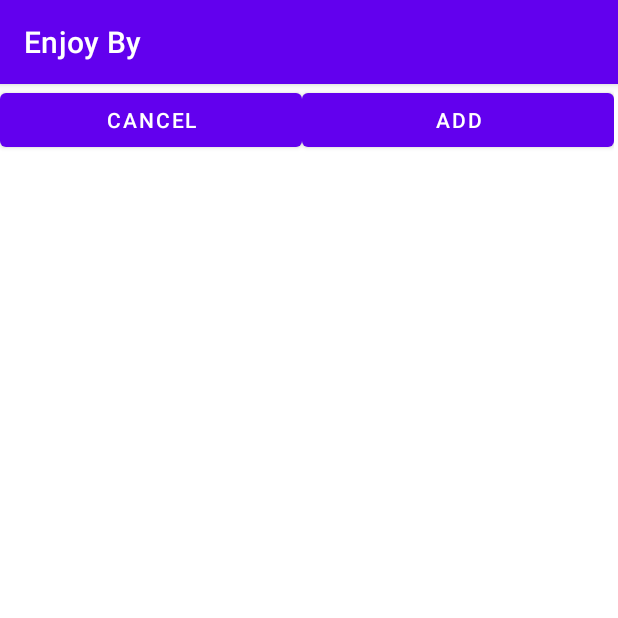
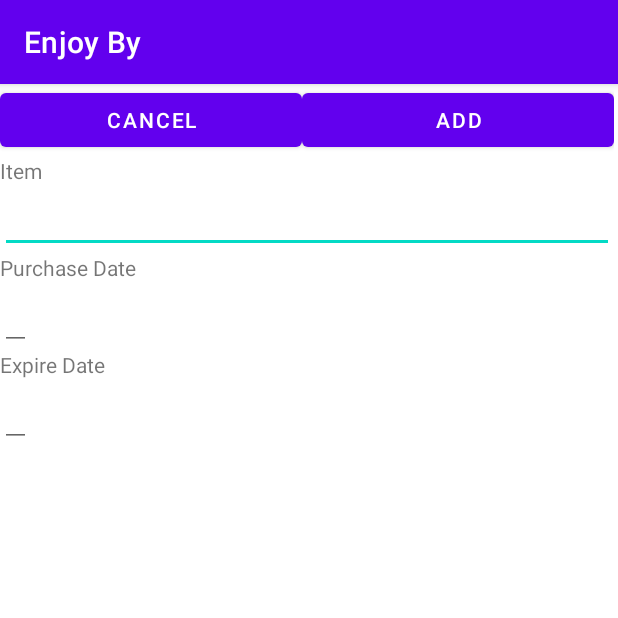
Before and after one commit to renratwit/EnjoyBy, an Android app: the screen it shows after launch (addItem before the commit, AddItem after it), after a tap on an icon or button, on a phone screen of 412 x 824 dp, the top half of it. Run offline under Robolectric (Android 15) with nearby library versions, the phone set to English and light mode, and no system bars.

Commit message:
Fixed menu fragment behavior. Fixed name of 'addItem.java'

```diff
--- a/app/src/main/AndroidManifest.xml
+++ b/app/src/main/AndroidManifest.xml
@@ -9,7 +9,7 @@
         android:roundIcon="@mipmap/ic_launcher_round"
         android:supportsRtl="true"
         android:theme="@style/Theme.EnjoyBy">
-        <activity android:name=".addItem"></activity>
+        <activity android:name=".AddItem"></activity>
         <activity
             android:name=".MainActivity"
             android:label="@string/app_name"
--- /dev/null
+++ b/app/src/main/java/edu/wit/mobileapp/enjoyby/AddItem.java
@@ -0,0 +1,87 @@
+package edu.wit.mobileapp.enjoyby;
+
+import androidx.appcompat.app.AppCompatActivity;
+
+import android.app.DatePickerDialog;
+import android.content.Intent;
+import android.os.Bundle;
+import android.view.View;
+import android.widget.Button;
+import android.widget.CalendarView;
+import android.widget.DatePicker;
+import android.widget.EditText;
+
+import java.text.SimpleDateFormat;
+import java.util.Calendar;
+import java.util.Locale;
+
+public class AddItem extends AppCompatActivity {
+
+    Button cancelButton;
+    Button addButton;
+
+    @Override
+    protected void onCreate(Bundle savedInstanceState) {
+        super.onCreate(savedInstanceState);
+        setContentView(R.layout.activity_add_item);
+
+        cancelButton = (Button)findViewById(R.id.cancel_item_button);
+        addButton = (Button)findViewById(R.id.add_item_button);
+
+        cancelButton.setOnClickListener(new View.OnClickListener() {
+            @Override
+            public void onClick(View v) {
+                Intent cancelIntent = new Intent();
+                cancelIntent.setClass(AddItem.this, MainActivity.class);
+
+                startActivity(cancelIntent);
+            }
+        });
+
+        final Calendar calendar = Calendar.getInstance();
+
+        EditText purchaseDate = (EditText)findViewById(R.id.purchase_date);
+        EditText expireDate = (EditText)findViewById(R.id.expire_date);
+
+        DatePickerDialog.OnDateSetListener date = new DatePickerDialog.OnDateSetListener() {
+            @Override
+            public void onDateSet(DatePicker view, int year, int month, int dayOfMonth) {
+                calendar.set(Calendar.YEAR, year);
+                calendar.set(Calendar.MONTH, month);
+                calendar.set(Calendar.DAY_OF_MONTH, dayOfMonth);
+
+                String format = "MM/dd/yy";
+                SimpleDateFormat sdf = new SimpleDateFormat(format, Locale.US);
+                purchaseDate.setText(sdf.format(calendar.getTime()));
+            }
+        };
+
+        DatePickerDialog.OnDateSetListener date2 = new DatePickerDialog.OnDateSetListener() {
+            @Override
+            public void onDateSet(DatePicker view, int year, int month, int dayOfMonth) {
+                calendar.set(Calendar.YEAR, year);
+                calendar.set(Calendar.MONTH, month+1);
+                calendar.set(Calendar.DAY_OF_MONTH, dayOfMonth);
+
+                String format = "MM/dd/yy";
+                SimpleDateFormat sdf = new SimpleDateFormat(format, Locale.US);
+                expireDate.setText(sdf.format(calendar.getTime()));
+            }
+        };
+
+        purchaseDate.setOnClickListener(new View.OnClickListener() {
+            @Override
+            public void onClick(View v) {
+                new DatePickerDialog(AddItem.this, date, calendar.get(Calendar.YEAR), calendar.get(Calendar.MONTH), calendar.get(Calendar.DAY_OF_MONTH)).show();
+            }
+        });
+
+        expireDate.setOnClickListener(new View.OnClickListener() {
+            @Override
+            public void onClick(View v) {
+                new DatePickerDialog(AddItem.this, date2, calendar.get(Calendar.YEAR), calendar.get(Calendar.MONTH), calendar.get(Calendar.DAY_OF_MONTH)).show();
+            }
+        });
+
+    }
+}
--- a/app/src/main/java/edu/wit/mobileapp/enjoyby/Fresh_Fragment.java
+++ b/app/src/main/java/edu/wit/mobileapp/enjoyby/Fresh_Fragment.java
@@ -63,23 +63,23 @@ public class Fresh_Fragment extends Fragment {
     public View onCreateView(LayoutInflater inflater, ViewGroup container,
                              Bundle savedInstanceState) {
         // Inflate the layout for this fragment
-        View view = inflater.inflate(R.layout.fragment_all, container, false);
+        View view = inflater.inflate(R.layout.fragment_fresh, container, false);
 
         ArrayList<ListItem> items = new ArrayList<ListItem>();
 
         ListItem item1 = new ListItem();
-        item1.name = "Food 1";
+        item1.name = "Food fresh 1";
         item1.purchaseDate = new Date();
         item1.expireDate = new Date();
         items.add(item1);
 
         ListItem item2 = new ListItem();
-        item2.name = "Food 2";
+        item2.name = "Food fresh 2";
         item2.purchaseDate = new Date();
         item2.expireDate = new Date();
         items.add(item2);
 
-        ListView listView = (ListView)view.findViewById(R.id.list_all);
+        ListView listView = (ListView)view.findViewById(R.id.list_fresh);
 
         FoodListAdapter adapter = new FoodListAdapter(getContext(), 0, items);
         listView.setAdapter(adapter);
--- a/app/src/main/java/edu/wit/mobileapp/enjoyby/MainActivity.java
+++ b/app/src/main/java/edu/wit/mobileapp/enjoyby/MainActivity.java
@@ -10,14 +10,7 @@ import com.google.android.material.tabs.TabLayout;
 import androidx.viewpager.widget.ViewPager;
 import androidx.appcompat.app.AppCompatActivity;
 
-import android.view.Menu;
-import android.view.MenuItem;
 import android.view.View;
-import android.widget.ListView;
-
-import java.util.ArrayList;
-import java.util.Date;
-import java.util.List;
 
 import edu.wit.mobileapp.enjoyby.ui.main.SectionsPagerAdapter;
 import edu.wit.mobileapp.enjoyby.databinding.ActivityMainBinding;
@@ -48,7 +41,7 @@ public class MainActivity extends AppCompatActivity {
                         .setAction("Action", null).show();
 
                 Intent addItemIntent = new Intent();
-                addItemIntent.setClass(MainActivity.this, addItem.class);
+                addItemIntent.setClass(MainActivity.this, AddItem.class);
 
                 startActivity(addItemIntent);
             }
--- a/app/src/main/java/edu/wit/mobileapp/enjoyby/addItem.java
+++ /dev/null
@@ -1,34 +0,0 @@
-package edu.wit.mobileapp.enjoyby;
-
-import androidx.appcompat.app.AppCompatActivity;
-
-import android.content.Intent;
-import android.os.Bundle;
-import android.view.View;
-import android.widget.Button;
-
-public class addItem extends AppCompatActivity {
-
-    Button cancelButton;
-    Button addButton;
-
-    @Override
-    protected void onCreate(Bundle savedInstanceState) {
-        super.onCreate(savedInstanceState);
-        setContentView(R.layout.activity_add_item);
-
-        cancelButton = (Button)findViewById(R.id.cancel_item_button);
-        addButton = (Button)findViewById(R.id.add_item_button);
-
-        cancelButton.setOnClickListener(new View.OnClickListener() {
-            @Override
-            public void onClick(View v) {
-                Intent cancelIntent = new Intent();
-                cancelIntent.setClass(addItem.this, MainActivity.class);
-
-                startActivity(cancelIntent);
-            }
-        });
-
-    }
-}
--- a/app/src/main/res/layout/activity_add_item.xml
+++ b/app/src/main/res/layout/activity_add_item.xml
@@ -4,7 +4,7 @@
     xmlns:tools="http://schemas.android.com/tools"
     android:layout_width="match_parent"
     android:layout_height="match_parent"
-    tools:context=".addItem">
+    tools:context=".AddItem">
 
     <ScrollView
         android:layout_width="409dp"
@@ -36,7 +36,39 @@
                     android:padding="5dp"
                     android:text="Add" />
             </LinearLayout>
+            <TextView
+                android:layout_width="match_parent"
+                android:layout_height="match_parent"
+                android:text="Item"/>
+            <EditText
+                android:id="@+id/item_name"
+                android:layout_width="match_parent"
+                android:layout_height="match_parent"
+                android:inputType="text" />
+            <TextView
+                android:layout_width="match_parent"
+                android:layout_height="match_parent"
+                android:text="Purchase Date"/>
 
+            <EditText
+                android:id="@+id/purchase_date"
+                android:layout_width="wrap_content"
+                android:layout_height="wrap_content"
+                android:focusable="false"
+                android:clickable="false"
+                android:focusableInTouchMode="false"/>
+
+            <TextView
+                android:layout_width="match_parent"
+                android:layout_height="match_parent"
+                android:text="Expire Date"/>
+            <EditText
+                android:id="@+id/expire_date"
+                android:layout_width="wrap_content"
+                android:layout_height="wrap_content"
+                android:focusable="false"
+                android:clickable="false"
+                android:focusableInTouchMode="false"/>
         </LinearLayout>
     </ScrollView>
 </androidx.constraintlayout.widget.ConstraintLayout>
```
Also changed, not shown: app/src/main/java/edu/wit/mobileapp/enjoyby/Expired_Fragment.java (+4 -4 lines), app/src/main/res/layout/fragment_expired.xml (+4 -4 lines), app/src/main/res/layout/fragment_fresh.xml (+4 -4 lines).
